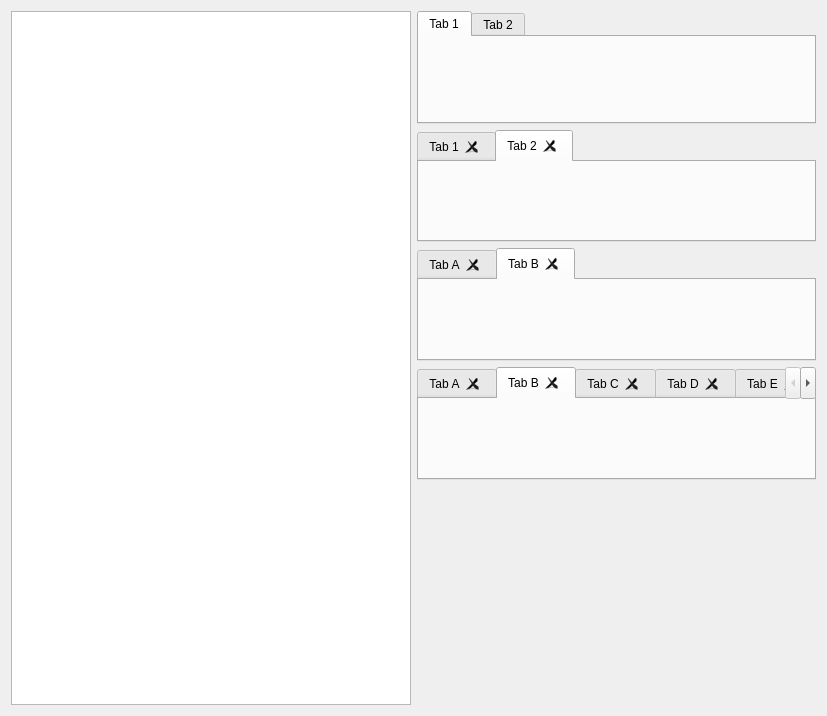
Qt form dev/Code/Framework/AzQtComponents/AzQtComponents/Gallery/TabWidgetPage.ui (aws/lumberyard) before a commit.
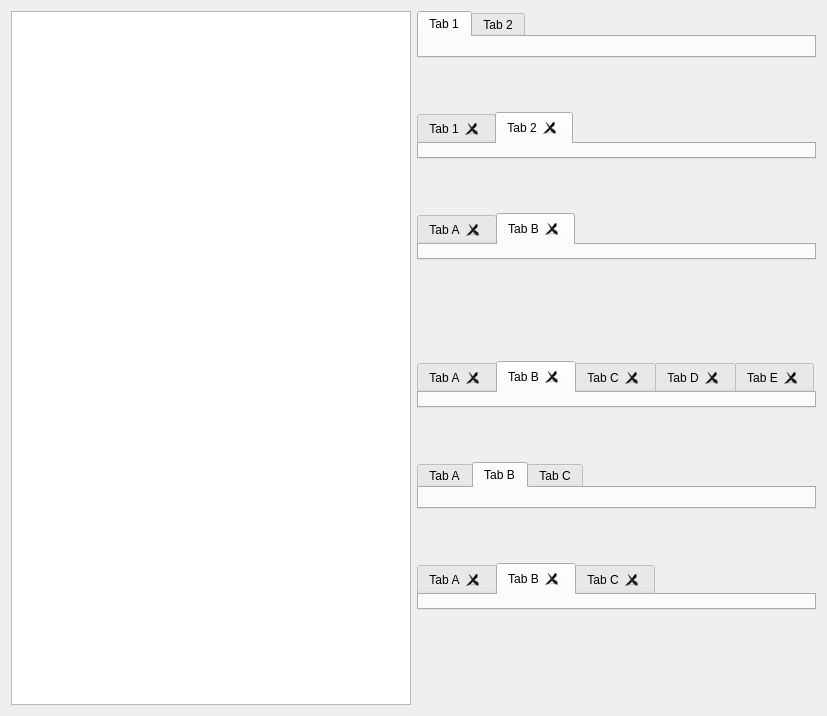
The same form after that commit. Custom widgets are drawn as their Qt base class.

What changed in the file:
```diff
--- a/dev/Code/Framework/AzQtComponents/AzQtComponents/Gallery/TabWidgetPage.ui
+++ b/dev/Code/Framework/AzQtComponents/AzQtComponents/Gallery/TabWidgetPage.ui
@@ -43,6 +43,19 @@
        </widget>
       </widget>
      </item>
+     <item>
+      <spacer name="verticalSpacer_A">
+       <property name="orientation">
+        <enum>Qt::Vertical</enum>
+       </property>
+       <property name="sizeHint" stdset="0">
+        <size>
+         <width>20</width>
+         <height>10</height>
+        </size>
+       </property>
+      </spacer>
+     </item>
      <item>
       <widget class="AzQtComponents::TabWidget" name="tabWidget_2">
        <property name="currentIndex">
@@ -66,6 +79,19 @@
        </widget>
       </widget>
      </item>
+     <item>
+      <spacer name="verticalSpacer_B">
+       <property name="orientation">
+        <enum>Qt::Vertical</enum>
+       </property>
+       <property name="sizeHint" stdset="0">
+        <size>
+         <width>20</width>
+         <height>10</height>
+        </size>
+       </property>
+      </spacer>
+     </item>
      <item>
       <widget class="AzQtComponents::TabWidget" name="tabWidget">
        <property name="currentIndex">
@@ -89,6 +115,32 @@
        </widget>
       </widget>
      </item>
+     <item>
+      <spacer name="verticalSpacer_C">
+       <property name="orientation">
+        <enum>Qt::Vertical</enum>
+       </property>
+       <property name="sizeHint" stdset="0">
+        <size>
+         <width>20</width>
+         <height>10</height>
+        </size>
+       </property>
+      </spacer>
+     </item>
+     <item>
+      <spacer name="verticalSpacer_D">
+       <property name="orientation">
+        <enum>Qt::Vertical</enum>
+       </property>
+       <property name="sizeHint" stdset="0">
+        <size>
+         <width>20</width>
+         <height>10</height>
+        </size>
+       </property>
+      </spacer>
+     </item>
      <item>
       <widget class="AzQtComponents::TabWidget" name="tabWidgetBig">
        <property name="currentIndex">
@@ -125,34 +177,86 @@
          <string>Tab E</string>
         </attribute>
        </widget>
-       <widget class="QWidget" name="tabF">
+      </widget>
+     </item>
+     <item>
+      <spacer name="verticalSpacer_E">
+       <property name="orientation">
+        <enum>Qt::Vertical</enum>
+       </property>
+       <property name="sizeHint" stdset="0">
+        <size>
+         <width>20</width>
+         <height>10</height>
+        </size>
+       </property>
+      </spacer>
+     </item>
+     <item>
+      <widget class="AzQtComponents::TabWidget" name="tabWidgetSecondary">
+       <property name="currentIndex">
+        <number>1</number>
+       </property>
+       <property name="tabsClosable">
+        <bool>false</bool>
+       </property>
+       <property name="movable">
+        <bool>false</bool>
+       </property>
+       <widget class="QWidget" name="tabWidgetSecondaryA">
         <attribute name="title">
-         <string>Tab F</string>
+         <string>Tab A</string>
         </attribute>
        </widget>
-       <widget class="QWidget" name="tabG">
+       <widget class="QWidget" name="tabWidgetSecondaryB">
         <attribute name="title">
-         <string>Tab G</string>
+         <string>Tab B</string>
         </attribute>
        </widget>
-       <widget class="QWidget" name="tabH">
+       <widget class="QWidget" name="tabWidgetSecondaryC">
         <attribute name="title">
-         <string>Tab H</string>
+         <string>Tab C</string>
         </attribute>
        </widget>
-       <widget class="QWidget" name="tabI">
+      </widget>
+     </item>
+     <item>
+      <spacer name="verticalSpacer_F">
+       <property name="orientation">
+        <enum>Qt::Vertical</enum>
+       </property>
+       <property name="sizeHint" stdset="0">
+        <size>
+         <width>20</width>
+         <height>10</height>
+        </size>
+       </property>
+      </spacer>
+     </item>
+     <item>
+      <widget class="AzQtComponents::TabWidget" name="tabWidgetSecondaryBorderless">
+       <property name="currentIndex">
+        <number>1</number>
+       </property>
+       <property name="tabsClosable">
+        <bool>true</bool>
+       </property>
+       <property name="movable">
+        <bool>true</bool>
+       </property>
+       <widget class="QWidget" name="tabWidgetSecondaryBorderlessA">
         <attribute name="title">
-         <string>Tab I</string>
+         <string>Tab A</string>
         </attribute>
        </widget>
-       <widget class="QWidget" name="tabL">
+       <widget class="QWidget" name="tabWidgetSecondaryBorderlessB">
         <attribute name="title">
-         <string>Tab L</string>
+         <string>Tab B</string>
         </attribute>
        </widget>
-       <widget class="QWidget" name="tabM">
+       <widget class="QWidget" name="tabWidgetSecondaryBorderlessC">
         <attribute name="title">
-         <string>Tab M</string>
+         <string>Tab C</string>
         </attribute>
        </widget>
       </widget>
```
